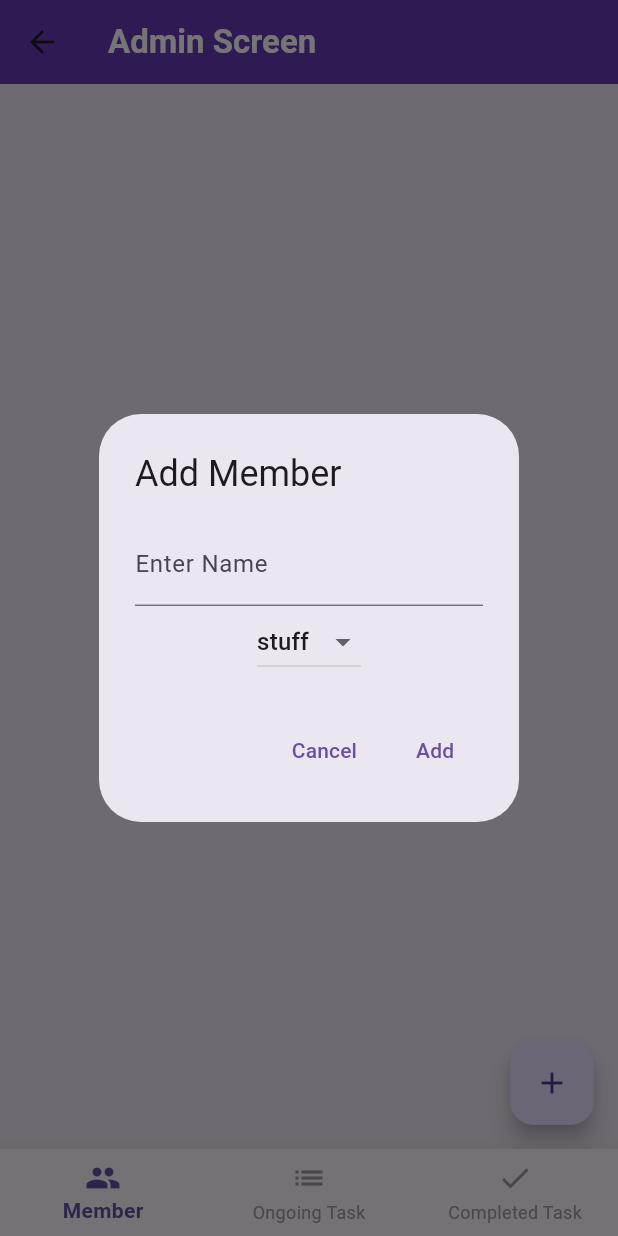
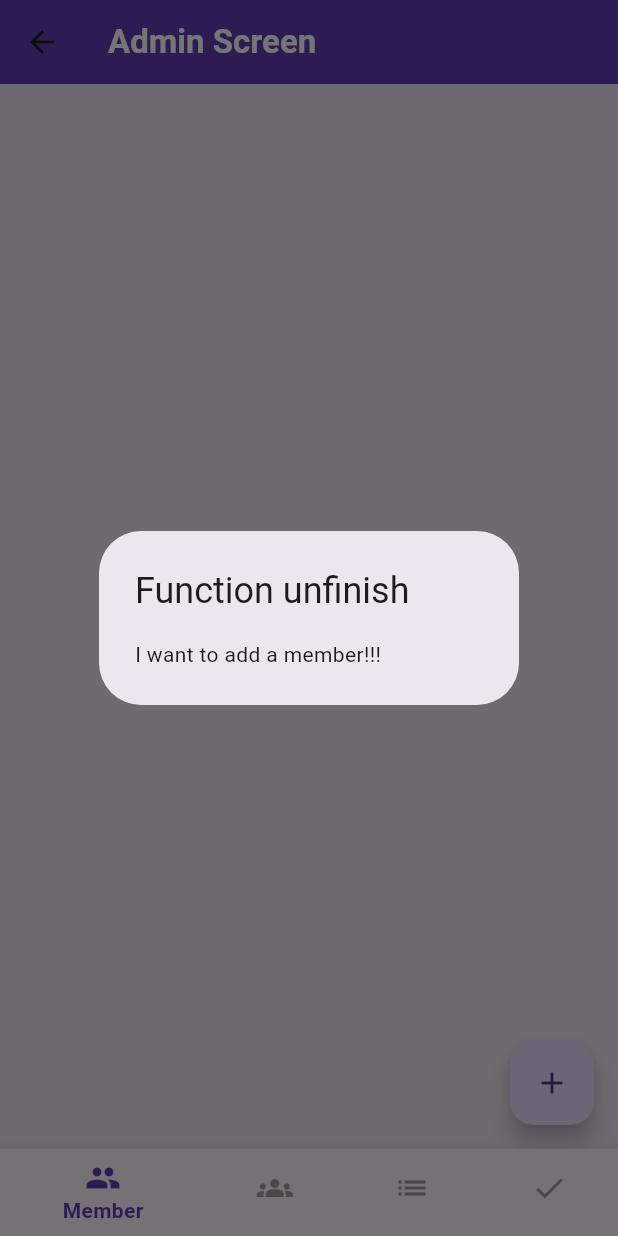
Before and after one commit to Dreamer-T/TaskMeNow, a Flutter app: the AdminScreen screen opened by its route, after a tap on the "add" icon, on a phone screen of 412 x 824 dp. Run offline on Flutter 3.47's test engine with Material 3 defaults, Android fonts, the light colour scheme and no system bars; our stand-ins replace image_picker.

```diff
--- a/lib/admin.dart
+++ b/lib/admin.dart
@@ -1,5 +1,4 @@
 import 'package:flutter/material.dart';
-import 'dart:math'; // 用于生成随机 ID
 
 /// 定义成员类
 class Member {
@@ -7,7 +6,7 @@ class Member {
   final String name;
   final String role;
 
-  Member({required this.id, required this.name, this.role = 'stuff'});
+  Member({required this.id, required this.name, this.role = 'staff'});
 }
 
 /// Admin Screen which allows admin to modify group members
@@ -27,6 +26,7 @@ class _AdminScreenState extends State<AdminScreen> {
   List<Widget> get _pages {
     return [
       _buildMemberPage(), // 成员页面
+      _buildGroupPage(),
       Center(
           child: Text('Ongoing Task Page',
               style: TextStyle(fontSize: 24, fontWeight: FontWeight.bold))),
@@ -34,15 +34,6 @@ class _AdminScreenState extends State<AdminScreen> {
           child: Text('Completed Task Page',
               style: TextStyle(fontSize: 24, fontWeight: FontWeight.bold))),
     ];
-  }
-
-  // 添加成员
-  void _addMember(String name, String role) {
-    setState(() {
-      // 生成随机ID
-      int id = Random().nextInt(10000);
-      _members.add(Member(id: id, name: name, role: role));
-    });
   }
 
   // Member 页面构建
@@ -64,65 +55,49 @@ class _AdminScreenState extends State<AdminScreen> {
       ),
       floatingActionButton: FloatingActionButton(
         onPressed: () {
-          _showAddMemberDialog();
+          showDialog(
+              context: context,
+              builder: (BuildContext context) {
+                return AlertDialog(
+                  title: Text('Function unfinish'),
+                  content: Text('I want to add a member!!!'),
+                );
+              });
         },
         child: Icon(Icons.add),
       ),
     );
   }
 
-  // 弹出对话框用于输入名字和选择权限
-  void _showAddMemberDialog() {
-    final TextEditingController _nameController = TextEditingController();
-    String _selectedRole = 'stuff';
-
+  Widget _buildGroupPage() {
+    return Scaffold(
+      body: Container(
+        color: Colors.deepPurple[50],
+        // child: ListView.builder(
+        //   itemCount: _members.length,
+        //   itemBuilder: (context, index) {
+        //     final member = _members[index];
+        //     return ListTile(
+        //       leading: Icon(Icons.person),
+        //       title: Text('${member.name} (ID: ${member.id})'),
+        //       subtitle: Text('Group: ${member.role}'),
+        //     );
+        // },
+        // ),
+      ),
+      floatingActionButton: FloatingActionButton(
+        onPressed: () {
           showDialog(
               context: context,
               builder: (BuildContext context) {
                 return AlertDialog(
-          title: Text('Add Member'),
-          content: Column(
-            mainAxisSize: MainAxisSize.min,
-            children: <Widget>[
-              TextField(
-                controller: _nameController,
-                decoration: InputDecoration(labelText: 'Enter Name'),
-              ),
-              DropdownButton<String>(
-                value: _selectedRole,
-                items: <String>['stuff', 'admin'].map((String value) {
-                  return DropdownMenuItem<String>(
-                    value: value,
-                    child: Text(value),
+                  title: Text('Function unfinish'),
+                  content: Text('I want to modify a group!!!'),
                 );
-                }).toList(),
-                onChanged: (String? newValue) {
-                  setState(() {
-                    _selectedRole = newValue!;
               });
         },
+        child: Icon(Icons.add),
       ),
-            ],
-          ),
-          actions: <Widget>[
-            TextButton(
-              child: Text('Cancel'),
-              onPressed: () {
-                Navigator.of(context).pop();
-              },
-            ),
-            TextButton(
-              child: Text('Add'),
-              onPressed: () {
-                if (_nameController.text.isNotEmpty) {
-                  _addMember(_nameController.text, _selectedRole);
-                  Navigator.of(context).pop();
-                }
-              },
-            ),
-          ],
-        );
-      },
     );
   }
 
@@ -148,12 +123,17 @@ class _AdminScreenState extends State<AdminScreen> {
       bottomNavigationBar: BottomNavigationBar(
         currentIndex: _currentIndex,
         onTap: _onItemTapped,
+        selectedItemColor: Colors.deepPurple,
         unselectedItemColor: Colors.grey,
         selectedLabelStyle: TextStyle(fontWeight: FontWeight.bold),
         items: const <BottomNavigationBarItem>[
           BottomNavigationBarItem(
             icon: Icon(Icons.people),
             label: 'Member',
+          ),
+          BottomNavigationBarItem(
+            icon: Icon(Icons.groups),
+            label: 'Group',
           ),
           BottomNavigationBarItem(
             icon: Icon(Icons.list),
--- a/lib/main.dart
+++ b/lib/main.dart
@@ -1,6 +1,6 @@
 import 'package:flutter/material.dart';
 import 'admin.dart';
-import 'stuff.dart';
+import 'staff.dart';
 import 'task.dart';
 
 void main() {
@@ -20,8 +20,8 @@ class GroupToDo extends StatelessWidget {
       routes: {
         '/home': (BuildContext context) => LoginScreen(),
         '/home/admin': (BuildContext context) => AdminScreen(),
-        '/home/stuff': (BuildContext context) => StuffScreen(),
-        '/home/stuff/task': (BuildContext context) => TaskScreen(),
+        '/home/staff': (BuildContext context) => StaffScreen(),
+        '/home/staff/task': (BuildContext context) => TaskScreen(),
       },
     );
   }
@@ -47,8 +47,8 @@ class _LoginScreenState extends State<LoginScreen> {
     print('Password: $password');
     if (username == "Admin") {
       Navigator.pushNamed(context, "/home/admin");
-    } else if (username == "Stuff") {
-      Navigator.pushNamed(context, "/home/stuff");
+    } else if (username == "staff") {
+      Navigator.pushNamed(context, "/home/staff");
     } else {
       showDialog(
           context: context,
```
Also changed, not shown: lib/staff.dart (renamed from lib/stuff.dart, +67 -8 lines), lib/task.dart (+40 -4 lines), 1 other file. Lines whose indentation alone changed are shown as unchanged.
